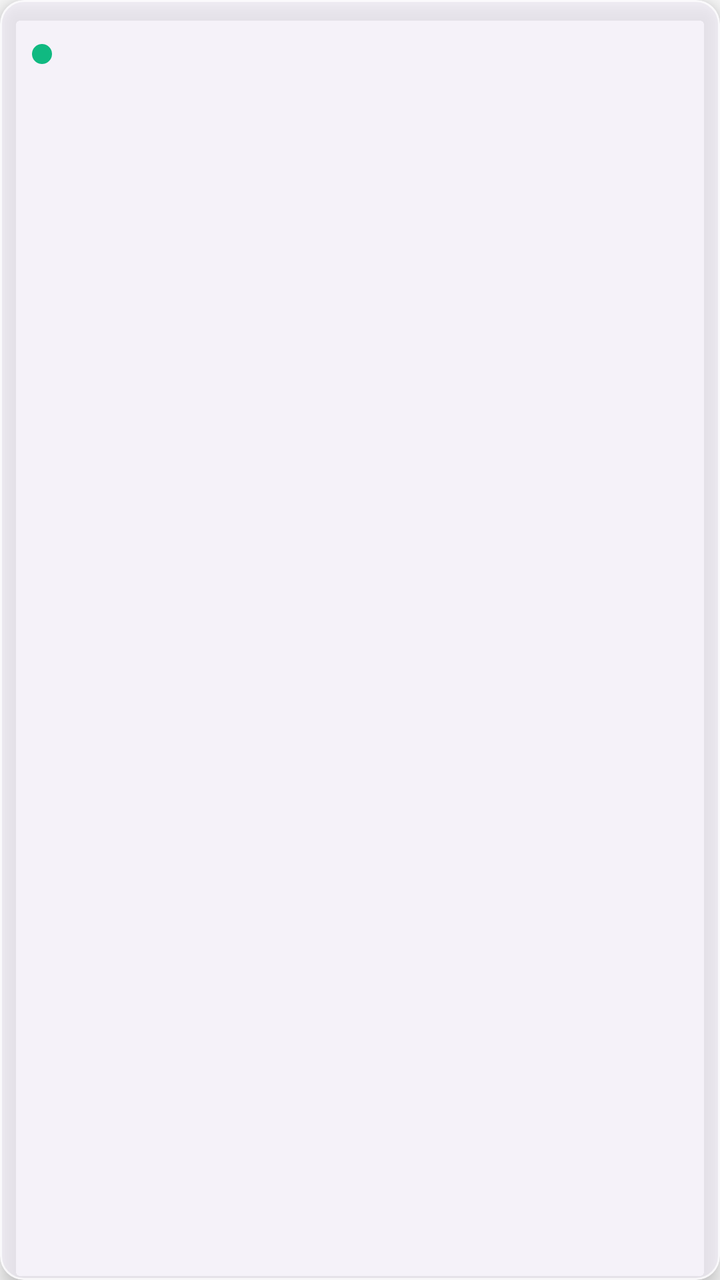
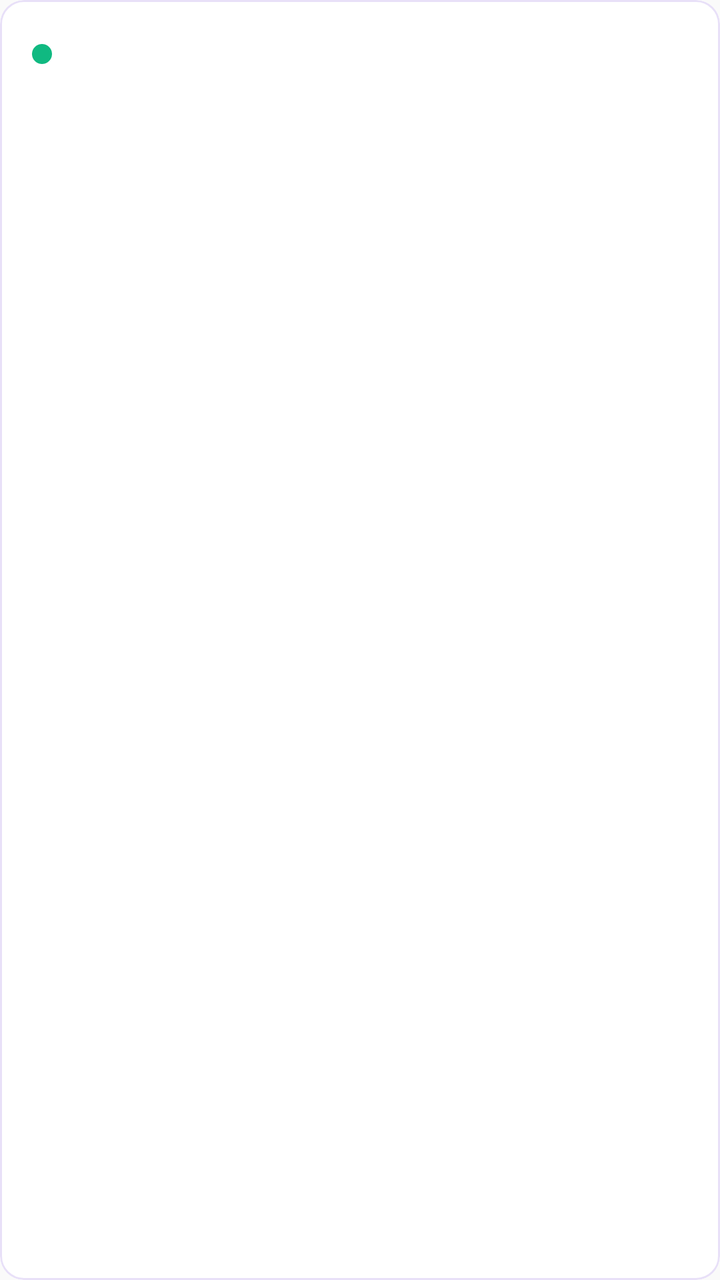

The first picture is an Android layout as it rendered before a commit; the second is the same layout after the commit. The layout source and the unified diff follow.
<!-- AndroidManifest.xml: application theme Theme.EmoScope -->
<!-- res/layout/item_history_record.xml -->
<?xml version="1.0" encoding="utf-8"?>
<com.google.android.material.card.MaterialCardView xmlns:android="http://schemas.android.com/apk/res/android"
    xmlns:app="http://schemas.android.com/apk/res-auto"
    android:layout_width="match_parent"
    android:layout_height="wrap_content"
    android:layout_marginBottom="10dp"
    app:cardBackgroundColor="@color/glass_panel"
    app:cardElevation="6dp"
    app:shapeAppearance="?attr/shapeAppearanceMediumComponent"
    app:strokeColor="@color/glass_stroke"
    app:strokeWidth="1dp">

    <LinearLayout
        android:layout_width="match_parent"
        android:layout_height="wrap_content"
        android:gravity="top"
        android:orientation="horizontal"
        android:padding="16dp">

        <View
            android:id="@+id/moodDot"
            android:layout_width="10dp"
            android:layout_height="10dp"
            android:layout_marginTop="6dp"
            android:background="@drawable/mood_dot" />

        <LinearLayout
            android:layout_width="0dp"
            android:layout_height="wrap_content"
            android:layout_marginStart="12dp"
            android:layout_weight="1"
            android:orientation="vertical">

            <TextView
                android:id="@+id/tvHistoryTime"
                android:layout_width="wrap_content"
                android:layout_height="wrap_content"
                android:textColor="@color/glass_ink_muted"
                android:textSize="12sp" />

            <TextView
                android:id="@+id/tvHistoryDetail"
                android:layout_width="match_parent"
                android:layout_height="wrap_content"
                android:layout_marginTop="6dp"
                android:lineSpacingExtra="4dp"
                android:textColor="@color/glass_ink"
                android:textSize="15sp" />
        </LinearLayout>
    </LinearLayout>
</com.google.android.material.card.MaterialCardView>
<!-- resources referenced by this layout -->
<resources>
  <color name="glass_ink">#17181C</color>
  <color name="glass_ink_muted">#8B93A3</color>
  <color name="glass_panel">#CCFFFFFF</color>
  <color name="glass_stroke">#B8FFFFFF</color>
  <!-- drawable mood_dot (drawable) -->
  <?xml version="1.0" encoding="utf-8"?>
  <shape xmlns:android="http://schemas.android.com/apk/res/android"
      android:shape="oval">
      <solid android:color="@color/positive_green" />
      <size android:width="8dp" android:height="8dp" />
  </shape>
  <style name="Theme.EmoScope" parent="Base.Theme.EmoScope" />
  <color name="positive_green">#10B981</color>
  <color name="md_theme_light_primary">#B794F4</color>
  <color name="md_theme_light_onPrimary">#FFFFFF</color>
  <color name="md_theme_light_primaryContainer">#F3F0FF</color>
  <color name="md_theme_light_onPrimaryContainer">#5B21B6</color>
  <color name="md_theme_light_secondary">#64748B</color>
  <color name="md_theme_light_onSecondary">#FFFFFF</color>
  <color name="md_theme_light_secondaryContainer">#F1F5F9</color>
  <color name="md_theme_light_onSecondaryContainer">#334155</color>
  <color name="md_theme_light_tertiary">#0EA5E9</color>
  <color name="md_theme_light_onTertiary">#FFFFFF</color>
  <color name="md_theme_light_tertiaryContainer">#E0F2FE</color>
  <color name="md_theme_light_onTertiaryContainer">#0C4A6E</color>
  <color name="md_theme_light_error">#EF4444</color>
  <color name="md_theme_light_onError">#FFFFFF</color>
  <color name="md_theme_light_errorContainer">#FEE2E2</color>
  <color name="md_theme_light_onErrorContainer">#991B1B</color>
  <color name="md_theme_light_background">#FAFAFA</color>
  <color name="md_theme_light_onBackground">#18181B</color>
  <color name="md_theme_light_surface">#FFFFFF</color>
  <color name="md_theme_light_onSurface">#18181B</color>
  <color name="md_theme_light_surfaceVariant">#F4F4F5</color>
  <color name="md_theme_light_onSurfaceVariant">#71717A</color>
  <color name="md_theme_light_surfaceContainerLowest">#FFFFFF</color>
  <color name="md_theme_light_surfaceContainerLow">#F8F8FA</color>
  <color name="md_theme_light_surfaceContainer">#F4F4F5</color>
  <color name="md_theme_light_surfaceContainerHigh">#EEEEF0</color>
  <color name="md_theme_light_surfaceContainerHighest">#E8E8EB</color>
  <color name="md_theme_light_outline">#D4D4D8</color>
  <color name="md_theme_light_outlineVariant">#E4E4E7</color>
  <color name="md_theme_light_inverseSurface">#18181B</color>
  <color name="md_theme_light_inverseOnSurface">#FAFAFA</color>
  <color name="md_theme_light_inversePrimary">#C4B5FD</color>
  <style name="ShapeAppearance.EmoScope.Small" parent="ShapeAppearance.Material3.SmallComponent">
          <item name="cornerFamily">rounded</item>
          <item name="cornerSize">8dp</item>
      </style>
  <style name="ShapeAppearance.EmoScope.Medium" parent="ShapeAppearance.Material3.MediumComponent">
          <item name="cornerFamily">rounded</item>
          <item name="cornerSize">12dp</item>
      </style>
  <style name="ShapeAppearance.EmoScope.Large" parent="ShapeAppearance.Material3.LargeComponent">
          <item name="cornerFamily">rounded</item>
          <item name="cornerSize">16dp</item>
      </style>
  <style name="Widget.EmoScope.BottomNav" parent="Widget.Material3.BottomNavigationView">
          <item name="materialThemeOverlay">@style/ThemeOverlay.EmoScope.BottomNav</item>
      </style>
  <style name="ThemeOverlay.EmoScope.BottomNav" parent="">
          <item name="colorSurface">@color/md_theme_light_surface</item>
          <item name="android:elevation">0dp</item>
      </style>
  <!-- unchanged entries left out for length: 1 -->
</resources>

<!-- the commit's change to res/layout/item_history_record.xml (unified diff, before → after) -->
@@ -5,7 +5,7 @@
     android:layout_height="wrap_content"
     android:layout_marginBottom="10dp"
     app:cardBackgroundColor="@color/glass_panel"
-    app:cardElevation="6dp"
+    app:cardElevation="0dp"
     app:shapeAppearance="?attr/shapeAppearanceMediumComponent"
     app:strokeColor="@color/glass_stroke"
     app:strokeWidth="1dp">
<!-- resource entries referenced after the edit -->
@@ -1,9 +1,9 @@
 <!-- resources referenced by this layout -->
 <resources>
-  <color name="glass_ink">#17181C</color>
-  <color name="glass_ink_muted">#8B93A3</color>
-  <color name="glass_panel">#CCFFFFFF</color>
-  <color name="glass_stroke">#B8FFFFFF</color>
+  <color name="glass_ink">#1A1A2E</color>
+  <color name="glass_ink_muted">#8E8EA8</color>
+  <color name="glass_panel">#FFFFFF</color>
+  <color name="glass_stroke">#E8E0F8</color>
   <!-- drawable mood_dot (drawable) -->
   <?xml version="1.0" encoding="utf-8"?>
   <shape xmlns:android="http://schemas.android.com/apk/res/android"
